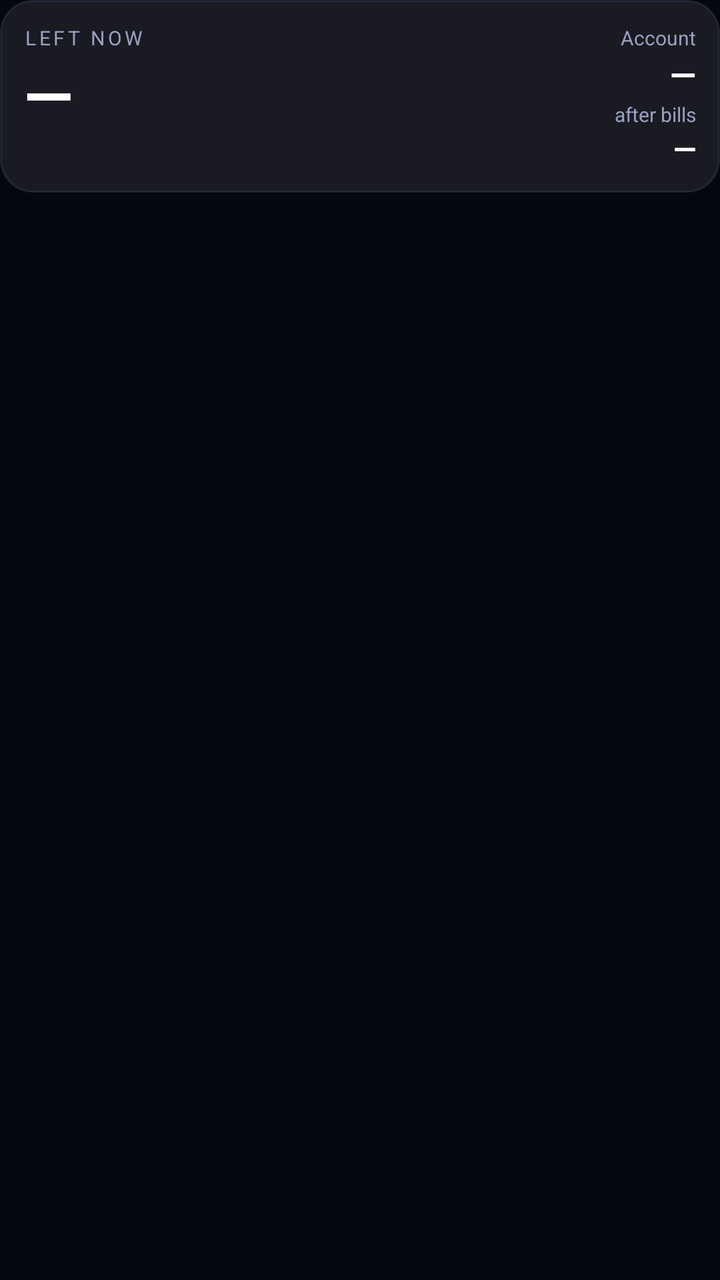
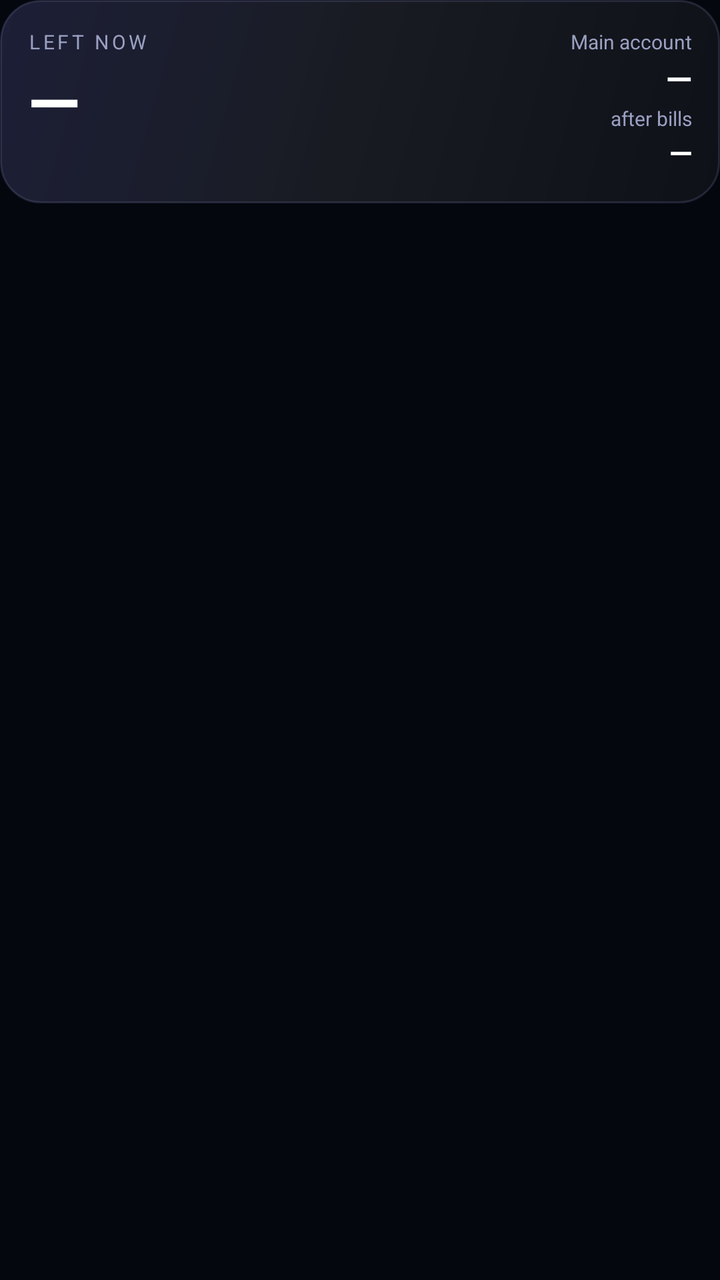

The first picture is an Android layout as it rendered before a commit; the second is the same layout after the commit. The layout source and the unified diff follow.
<!-- AndroidManifest.xml: application theme AppTheme -->
<!-- res/layout/wi_left.xml -->
<?xml version="1.0" encoding="utf-8"?>
<FrameLayout xmlns:android="http://schemas.android.com/apk/res/android" android:layout_width="match_parent" android:layout_height="wrap_content" android:paddingBottom="6dp">
<LinearLayout android:id="@+id/wi_root" android:layout_width="match_parent" android:layout_height="wrap_content"
    android:orientation="horizontal" android:background="@drawable/witem" android:padding="12dp">
    <LinearLayout android:layout_width="0dp" android:layout_height="wrap_content" android:layout_weight="1" android:orientation="vertical">
        <TextView android:id="@+id/w_lk" android:layout_width="wrap_content" android:layout_height="wrap_content"
            android:text="LEFT NOW" android:textSize="10sp" android:textColor="#9AA0C0" android:letterSpacing="0.15" />
        <TextView android:id="@+id/w_left" android:layout_width="wrap_content" android:layout_height="wrap_content"
            android:text="—" android:textSize="32sp" android:textStyle="bold" android:textColor="#FFFFFF" android:maxLines="1" />
        <TextView android:id="@+id/w_tier" android:layout_width="wrap_content" android:layout_height="wrap_content"
            android:textSize="11sp" android:textColor="#9AA0C0" android:maxLines="1" />
    </LinearLayout>
    <LinearLayout android:layout_width="wrap_content" android:layout_height="wrap_content" android:orientation="vertical" android:gravity="end">
        <TextView android:id="@+id/w_kk" android:layout_width="wrap_content" android:layout_height="wrap_content"
            android:text="Account" android:textSize="10sp" android:textColor="#9AA0C0" />
        <TextView android:id="@+id/w_koho" android:layout_width="wrap_content" android:layout_height="wrap_content"
            android:text="—" android:textSize="17sp" android:textStyle="bold" android:textColor="#FFFFFF" />
        <TextView android:layout_width="wrap_content" android:layout_height="wrap_content"
            android:text="after bills" android:textSize="10sp" android:textColor="#9AA0C0" android:layout_marginTop="2dp" />
        <TextView android:id="@+id/w_after" android:layout_width="wrap_content" android:layout_height="wrap_content"
            android:text="—" android:textSize="15sp" android:textStyle="bold" android:textColor="#FFFFFF" />
    </LinearLayout>
</LinearLayout>
</FrameLayout>
<!-- resources referenced by this layout -->
<resources>
  <!-- drawable witem (drawable) -->
  <?xml version="1.0" encoding="utf-8"?>
  <shape xmlns:android="http://schemas.android.com/apk/res/android" android:shape="rectangle">
      <solid android:color="#14FFFFFF" />
      <stroke android:width="1dp" android:color="#1FAFAFFF" />
      <corners android:radius="16dp" />
  </shape>
  <style name="AppTheme" parent="@android:style/Theme.Material.NoActionBar">
          <item name="android:windowBackground">@color/rv_bg</item>
          <item name="android:colorBackground">@color/rv_bg</item>
          <item name="android:statusBarColor">@color/rv_bg</item>
          <item name="android:navigationBarColor">@color/rv_bg</item>
          <item name="android:colorAccent">#FFAFAFFF</item>
      </style>
  <color name="rv_bg">#FF05070F</color>
</resources>

<!-- the commit's change to res/layout/wi_left.xml (unified diff, before → after) -->
@@ -1,18 +1,18 @@
 <?xml version="1.0" encoding="utf-8"?>
 <FrameLayout xmlns:android="http://schemas.android.com/apk/res/android" android:layout_width="match_parent" android:layout_height="wrap_content" android:paddingBottom="6dp">
 <LinearLayout android:id="@+id/wi_root" android:layout_width="match_parent" android:layout_height="wrap_content"
-    android:orientation="horizontal" android:background="@drawable/witem" android:padding="12dp">
+    android:orientation="horizontal" android:background="@drawable/whero" android:padding="14dp">
     <LinearLayout android:layout_width="0dp" android:layout_height="wrap_content" android:layout_weight="1" android:orientation="vertical">
         <TextView android:id="@+id/w_lk" android:layout_width="wrap_content" android:layout_height="wrap_content"
             android:text="LEFT NOW" android:textSize="10sp" android:textColor="#9AA0C0" android:letterSpacing="0.15" />
         <TextView android:id="@+id/w_left" android:layout_width="wrap_content" android:layout_height="wrap_content"
-            android:text="—" android:textSize="32sp" android:textStyle="bold" android:textColor="#FFFFFF" android:maxLines="1" />
+            android:text="—" android:textSize="34sp" android:textStyle="bold" android:textColor="#FFFFFF" android:maxLines="1" />
         <TextView android:id="@+id/w_tier" android:layout_width="wrap_content" android:layout_height="wrap_content"
             android:textSize="11sp" android:textColor="#9AA0C0" android:maxLines="1" />
     </LinearLayout>
     <LinearLayout android:layout_width="wrap_content" android:layout_height="wrap_content" android:orientation="vertical" android:gravity="end">
         <TextView android:id="@+id/w_kk" android:layout_width="wrap_content" android:layout_height="wrap_content"
-            android:text="Account" android:textSize="10sp" android:textColor="#9AA0C0" />
+            android:text="Main account" android:textSize="10sp" android:textColor="#9AA0C0" />
         <TextView android:id="@+id/w_koho" android:layout_width="wrap_content" android:layout_height="wrap_content"
             android:text="—" android:textSize="17sp" android:textStyle="bold" android:textColor="#FFFFFF" />
         <TextView android:layout_width="wrap_content" android:layout_height="wrap_content"
<!-- resource entries referenced after the edit -->
@@ -1,11 +1,11 @@
 <!-- resources referenced by this layout -->
 <resources>
-  <!-- drawable witem (drawable) -->
+  <!-- drawable whero (drawable) -->
   <?xml version="1.0" encoding="utf-8"?>
   <shape xmlns:android="http://schemas.android.com/apk/res/android" android:shape="rectangle">
-      <solid android:color="#14FFFFFF" />
-      <stroke android:width="1dp" android:color="#1FAFAFFF" />
-      <corners android:radius="16dp" />
+      <gradient android:startColor="#2A8F96FF" android:centerColor="#14FFFFFF" android:endColor="#0AFFFFFF" android:angle="315" />
+      <stroke android:width="1dp" android:color="#24B9BEFF" />
+      <corners android:radius="20dp" />
   </shape>
   <style name="AppTheme" parent="@android:style/Theme.Material.NoActionBar">
           <item name="android:windowBackground">@color/rv_bg</item>
